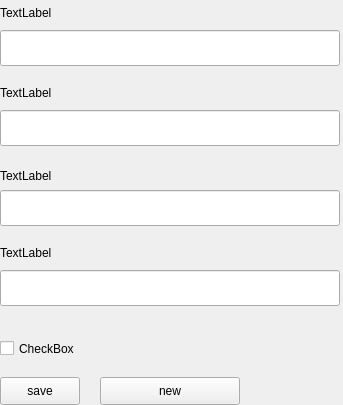
First picture: the form in zentaosettingdetail.ui, repository easysoft/zenshot, before the edit.
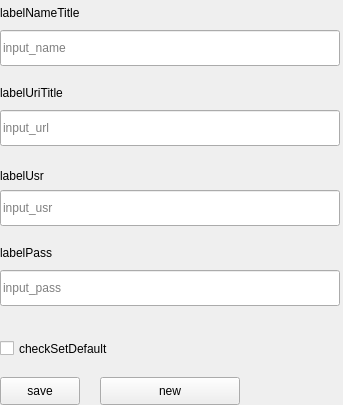
Second picture: the form after the edit.

Patch:
```diff
--- a/zentaosettingdetail.ui
+++ b/zentaosettingdetail.ui
@@ -29,7 +29,7 @@
     </rect>
    </property>
    <property name="text">
-    <string>CheckBox</string>
+    <string>checkSetDefault</string>
    </property>
   </widget>
   <widget class="QLabel" name="labelPass">
@@ -42,7 +42,7 @@
     </rect>
    </property>
    <property name="text">
-    <string>TextLabel</string>
+    <string>labelPass</string>
    </property>
   </widget>
   <widget class="QLabel" name="labelUriTitle">
@@ -55,7 +55,7 @@
     </rect>
    </property>
    <property name="text">
-    <string>TextLabel</string>
+    <string>labelUriTitle</string>
    </property>
   </widget>
   <widget class="QLabel" name="labelUsr">
@@ -68,7 +68,7 @@
     </rect>
    </property>
    <property name="text">
-    <string>TextLabel</string>
+    <string>labelUsr</string>
    </property>
   </widget>
   <widget class="QLabel" name="labelNameTitle">
@@ -81,7 +81,7 @@
     </rect>
    </property>
    <property name="text">
-    <string>TextLabel</string>
+    <string>labelNameTitle</string>
    </property>
   </widget>
   <widget class="QPushButton" name="btnSave">
@@ -119,6 +119,9 @@
      <height>36</height>
     </rect>
    </property>
+   <property name="placeholderText">
+    <string>input_name</string>
+   </property>
   </widget>
   <widget class="QLineEdit" name="textUri">
    <property name="geometry">
@@ -129,6 +132,9 @@
      <height>36</height>
     </rect>
    </property>
+   <property name="placeholderText">
+    <string>input_url</string>
+   </property>
   </widget>
   <widget class="QLineEdit" name="textUsr">
    <property name="geometry">
@@ -139,6 +145,9 @@
      <height>36</height>
     </rect>
    </property>
+   <property name="placeholderText">
+    <string>input_usr</string>
+   </property>
   </widget>
   <widget class="QLineEdit" name="textPass">
    <property name="geometry">
@@ -149,6 +158,12 @@
      <height>36</height>
     </rect>
    </property>
+   <property name="echoMode">
+    <enum>QLineEdit::Password</enum>
+   </property>
+   <property name="placeholderText">
+    <string>input_pass</string>
+   </property>
   </widget>
  </widget>
  <tabstops>
```
